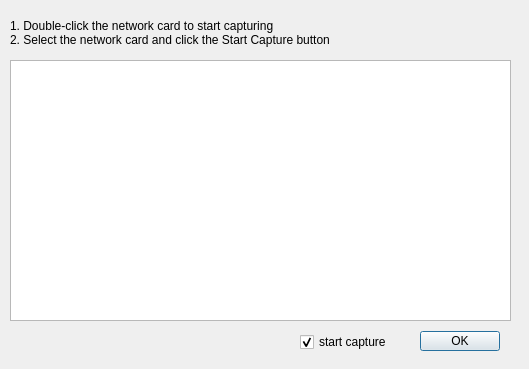
The window that ui/devicewindow.ui (ctrlfrmb/fkcap) describes before a commit, drawn with Qt 5.
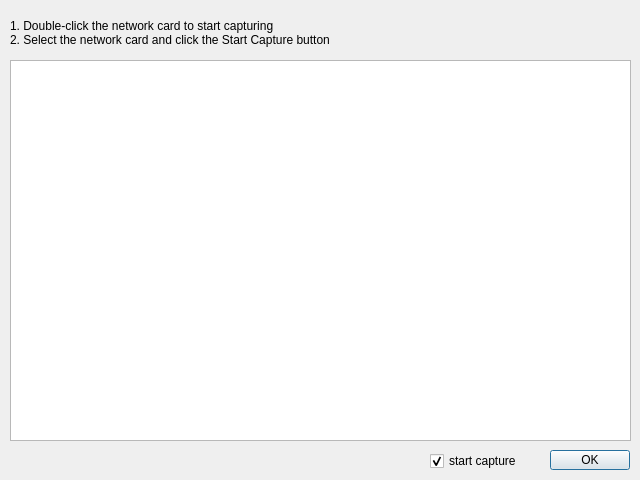
The same window after the commit. Icons and pictures are not drawn.

```diff
--- a/ui/devicewindow.ui
+++ b/ui/devicewindow.ui
@@ -6,8 +6,8 @@
    <rect>
     <x>0</x>
     <y>0</y>
-    <width>529</width>
-    <height>369</height>
+    <width>640</width>
+    <height>480</height>
    </rect>
   </property>
   <property name="windowTitle">
@@ -25,16 +25,16 @@
     <rect>
      <x>10</x>
      <y>60</y>
-     <width>501</width>
-     <height>261</height>
+     <width>621</width>
+     <height>381</height>
     </rect>
    </property>
   </widget>
   <widget class="QPushButton" name="pushButton">
    <property name="geometry">
     <rect>
-     <x>420</x>
-     <y>331</y>
+     <x>550</x>
+     <y>450</y>
      <width>80</width>
      <height>20</height>
     </rect>
@@ -60,8 +60,8 @@
   <widget class="QCheckBox" name="checkBox">
    <property name="geometry">
     <rect>
-     <x>300</x>
-     <y>332</y>
+     <x>430</x>
+     <y>451</y>
      <width>121</width>
      <height>20</height>
     </rect>
```
